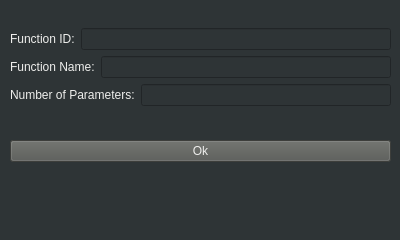
Qt form interface/Aker/addfunc.ui (zenitheesc/Aker) before a commit.
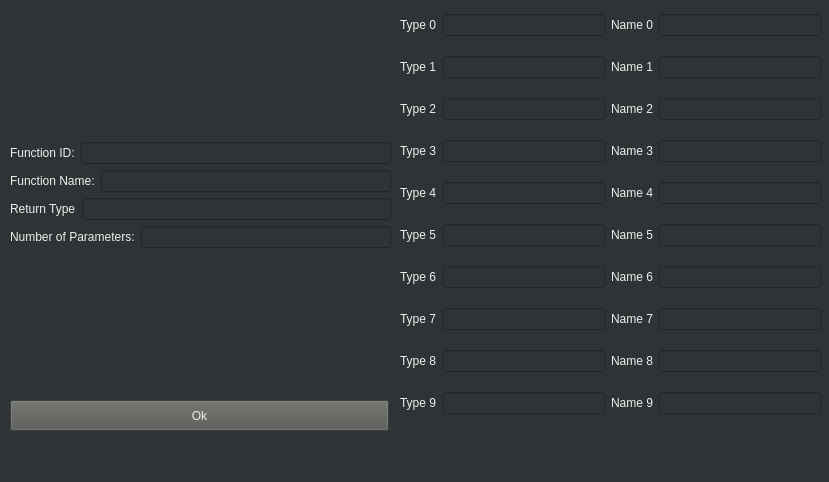
The same form after that commit.

Patch:
```diff
--- a/interface/Aker/addfunc.ui
+++ b/interface/Aker/addfunc.ui
@@ -6,8 +6,8 @@
    <rect>
     <x>0</x>
     <y>0</y>
-    <width>400</width>
-    <height>240</height>
+    <width>829</width>
+    <height>482</height>
    </rect>
   </property>
   <property name="windowTitle">
@@ -23,7 +23,7 @@
       <x>10</x>
       <y>0</y>
       <width>381</width>
-      <height>191</height>
+      <height>391</height>
      </rect>
     </property>
     <layout class="QVBoxLayout" name="verticalLayout_2">
@@ -87,6 +87,35 @@
          </item>
         </layout>
        </item>
+       <item>
+        <layout class="QHBoxLayout" name="horizontalLayout_4">
+         <item>
+          <widget class="QLabel" name="label_5">
+           <property name="styleSheet">
+            <string notr="true">color: rgb(238, 238, 236);
+font: 10pt &quot;Courier 10 Pitch&quot;;
+alternate-background-color: rgb(136, 138, 133);
+border-right-color: rgb(0, 0, 0);
+border-bottom-color: rgb(0, 0, 0);</string>
+           </property>
+           <property name="text">
+            <string>Return Type</string>
+           </property>
+          </widget>
+         </item>
+         <item>
+          <widget class="QLineEdit" name="vFuncRetType">
+           <property name="styleSheet">
+            <string notr="true">color: rgb(238, 238, 236);
+font: 10pt &quot;Courier 10 Pitch&quot;;
+alternate-background-color: rgb(136, 138, 133);
+border-right-color: rgb(0, 0, 0);
+border-bottom-color: rgb(0, 0, 0);</string>
+           </property>
+          </widget>
+         </item>
+        </layout>
+       </item>
        <item>
         <layout class="QHBoxLayout" name="horizontalLayout_3">
          <item>
@@ -118,20 +147,584 @@
        </item>
       </layout>
      </item>
-     <item>
-      <widget class="QPushButton" name="pbOk">
-       <property name="styleSheet">
-        <string notr="true">background-color: rgb(85, 87, 83);
+    </layout>
+   </widget>
+   <widget class="QPushButton" name="pbOk">
+    <property name="geometry">
+     <rect>
+      <x>10</x>
+      <y>400</y>
+      <width>379</width>
+      <height>31</height>
+     </rect>
+    </property>
+    <property name="styleSheet">
+     <string notr="true">background-color: rgb(85, 87, 83);
 color: rgb(238, 238, 236);
 font: 14pt &quot;Courier 10 Pitch&quot;;
 alternate-background-color: rgb(136, 138, 133);
 border-right-color: rgb(0, 0, 0);
 border-bottom-color: rgb(0, 0, 0);</string>
-       </property>
-       <property name="text">
-        <string>Ok</string>
-       </property>
-      </widget>
+    </property>
+    <property name="text">
+     <string>Ok</string>
+    </property>
+   </widget>
+   <widget class="QWidget" name="layoutWidget_2">
+    <property name="geometry">
+     <rect>
+      <x>400</x>
+      <y>0</y>
+      <width>421</width>
+      <height>431</height>
+     </rect>
+    </property>
+    <layout class="QVBoxLayout" name="verticalLayout_3">
+     <item>
+      <layout class="QHBoxLayout" name="horizontalLayout_18">
+       <item>
+        <widget class="QLabel" name="paramLabelType0">
+         <property name="styleSheet">
+          <string notr="true">color: rgb(238, 238, 236);
+font: 10pt &quot;Courier 10 Pitch&quot;;
+alternate-background-color: rgb(136, 138, 133);
+border-right-color: rgb(0, 0, 0);
+border-bottom-color: rgb(0, 0, 0);</string>
+         </property>
+         <property name="text">
+          <string>Type 0</string>
+         </property>
+        </widget>
+       </item>
+       <item>
+        <widget class="QLineEdit" name="vParamType0">
+         <property name="styleSheet">
+          <string notr="true">color: rgb(238, 238, 236);
+font: 10pt &quot;Courier 10 Pitch&quot;;
+alternate-background-color: rgb(136, 138, 133);
+border-right-color: rgb(0, 0, 0);
+border-bottom-color: rgb(0, 0, 0);</string>
+         </property>
+        </widget>
+       </item>
+       <item>
+        <widget class="QLabel" name="paramLabelName0">
+         <property name="styleSheet">
+          <string notr="true">color: rgb(238, 238, 236);
+font: 10pt &quot;Courier 10 Pitch&quot;;
+alternate-background-color: rgb(136, 138, 133);
+border-right-color: rgb(0, 0, 0);
+border-bottom-color: rgb(0, 0, 0);</string>
+         </property>
+         <property name="text">
+          <string>Name 0</string>
+         </property>
+        </widget>
+       </item>
+       <item>
+        <widget class="QLineEdit" name="vParamName0">
+         <property name="styleSheet">
+          <string notr="true">color: rgb(238, 238, 236);
+font: 10pt &quot;Courier 10 Pitch&quot;;
+alternate-background-color: rgb(136, 138, 133);
+border-right-color: rgb(0, 0, 0);
+border-bottom-color: rgb(0, 0, 0);</string>
+         </property>
+        </widget>
+       </item>
+      </layout>
+     </item>
+     <item>
+      <layout class="QHBoxLayout" name="horizontalLayout_6">
+       <item>
+        <widget class="QLabel" name="paramLabelType1">
+         <property name="styleSheet">
+          <string notr="true">color: rgb(238, 238, 236);
+font: 10pt &quot;Courier 10 Pitch&quot;;
+alternate-background-color: rgb(136, 138, 133);
+border-right-color: rgb(0, 0, 0);
+border-bottom-color: rgb(0, 0, 0);</string>
+         </property>
+         <property name="text">
+          <string>Type 1</string>
+         </property>
+        </widget>
+       </item>
+       <item>
+        <widget class="QLineEdit" name="vParamType1">
+         <property name="enabled">
+          <bool>true</bool>
+         </property>
+         <property name="styleSheet">
+          <string notr="true">color: rgb(238, 238, 236);
+font: 10pt &quot;Courier 10 Pitch&quot;;
+alternate-background-color: rgb(136, 138, 133);
+border-right-color: rgb(0, 0, 0);
+border-bottom-color: rgb(0, 0, 0);</string>
+         </property>
+        </widget>
+       </item>
+       <item>
+        <widget class="QLabel" name="paramLabelName1">
+         <property name="styleSheet">
+          <string notr="true">color: rgb(238, 238, 236);
+font: 10pt &quot;Courier 10 Pitch&quot;;
+alternate-background-color: rgb(136, 138, 133);
+border-right-color: rgb(0, 0, 0);
+border-bottom-color: rgb(0, 0, 0);</string>
+         </property>
+         <property name="text">
+          <string>Name 1</string>
+         </property>
+        </widget>
+       </item>
+       <item>
+        <widget class="QLineEdit" name="vParamName1">
+         <property name="styleSheet">
+          <string notr="true">color: rgb(238, 238, 236);
+font: 10pt &quot;Courier 10 Pitch&quot;;
+alternate-background-color: rgb(136, 138, 133);
+border-right-color: rgb(0, 0, 0);
+border-bottom-color: rgb(0, 0, 0);</string>
+         </property>
+        </widget>
+       </item>
+      </layout>
+     </item>
+     <item>
+      <layout class="QHBoxLayout" name="horizontalLayout_8">
+       <item>
+        <widget class="QLabel" name="paramLabelType2">
+         <property name="styleSheet">
+          <string notr="true">color: rgb(238, 238, 236);
+font: 10pt &quot;Courier 10 Pitch&quot;;
+alternate-background-color: rgb(136, 138, 133);
+border-right-color: rgb(0, 0, 0);
+border-bottom-color: rgb(0, 0, 0);</string>
+         </property>
+         <property name="text">
+          <string>Type 2</string>
+         </property>
+        </widget>
+       </item>
+       <item>
+        <widget class="QLineEdit" name="vParamType2">
+         <property name="styleSheet">
+          <string notr="true">color: rgb(238, 238, 236);
+font: 10pt &quot;Courier 10 Pitch&quot;;
+alternate-background-color: rgb(136, 138, 133);
+border-right-color: rgb(0, 0, 0);
+border-bottom-color: rgb(0, 0, 0);</string>
+         </property>
+        </widget>
+       </item>
+       <item>
+        <widget class="QLabel" name="paramLabelName2">
+         <property name="styleSheet">
+          <string notr="true">color: rgb(238, 238, 236);
+font: 10pt &quot;Courier 10 Pitch&quot;;
+alternate-background-color: rgb(136, 138, 133);
+border-right-color: rgb(0, 0, 0);
+border-bottom-color: rgb(0, 0, 0);</string>
+         </property>
+         <property name="text">
+          <string>Name 2</string>
+         </property>
+        </widget>
+       </item>
+       <item>
+        <widget class="QLineEdit" name="vParamName2">
+         <property name="styleSheet">
+          <string notr="true">color: rgb(238, 238, 236);
+font: 10pt &quot;Courier 10 Pitch&quot;;
+alternate-background-color: rgb(136, 138, 133);
+border-right-color: rgb(0, 0, 0);
+border-bottom-color: rgb(0, 0, 0);</string>
+         </property>
+        </widget>
+       </item>
+      </layout>
+     </item>
+     <item>
+      <layout class="QHBoxLayout" name="horizontalLayout_15">
+       <item>
+        <widget class="QLabel" name="paramLabelType3">
+         <property name="styleSheet">
+          <string notr="true">color: rgb(238, 238, 236);
+font: 10pt &quot;Courier 10 Pitch&quot;;
+alternate-background-color: rgb(136, 138, 133);
+border-right-color: rgb(0, 0, 0);
+border-bottom-color: rgb(0, 0, 0);</string>
+         </property>
+         <property name="text">
+          <string>Type 3</string>
+         </property>
+        </widget>
+       </item>
+       <item>
+        <widget class="QLineEdit" name="vParamType3">
+         <property name="styleSheet">
+          <string notr="true">color: rgb(238, 238, 236);
+font: 10pt &quot;Courier 10 Pitch&quot;;
+alternate-background-color: rgb(136, 138, 133);
+border-right-color: rgb(0, 0, 0);
+border-bottom-color: rgb(0, 0, 0);</string>
+         </property>
+        </widget>
+       </item>
+       <item>
+        <widget class="QLabel" name="paramLabelName3">
+         <property name="styleSheet">
+          <string notr="true">color: rgb(238, 238, 236);
+font: 10pt &quot;Courier 10 Pitch&quot;;
+alternate-background-color: rgb(136, 138, 133);
+border-right-color: rgb(0, 0, 0);
+border-bottom-color: rgb(0, 0, 0);</string>
+         </property>
+         <property name="text">
+          <string>Name 3</string>
+         </property>
+        </widget>
+       </item>
+       <item>
+        <widget class="QLineEdit" name="vParamName3">
+         <property name="styleSheet">
+          <string notr="true">color: rgb(238, 238, 236);
+font: 10pt &quot;Courier 10 Pitch&quot;;
+alternate-background-color: rgb(136, 138, 133);
+border-right-color: rgb(0, 0, 0);
+border-bottom-color: rgb(0, 0, 0);</string>
+         </property>
+        </widget>
+       </item>
+      </layout>
+     </item>
+     <item>
+      <layout class="QHBoxLayout" name="horizontalLayout_11">
+       <item>
+        <widget class="QLabel" name="paramLabelType4">
+         <property name="styleSheet">
+          <string notr="true">color: rgb(238, 238, 236);
+font: 10pt &quot;Courier 10 Pitch&quot;;
+alternate-background-color: rgb(136, 138, 133);
+border-right-color: rgb(0, 0, 0);
+border-bottom-color: rgb(0, 0, 0);</string>
+         </property>
+         <property name="text">
+          <string>Type 4</string>
+         </property>
+        </widget>
+       </item>
+       <item>
+        <widget class="QLineEdit" name="vParamType4">
+         <property name="styleSheet">
+          <string notr="true">color: rgb(238, 238, 236);
+font: 10pt &quot;Courier 10 Pitch&quot;;
+alternate-background-color: rgb(136, 138, 133);
+border-right-color: rgb(0, 0, 0);
+border-bottom-color: rgb(0, 0, 0);</string>
+         </property>
+        </widget>
+       </item>
+       <item>
+        <widget class="QLabel" name="paramLabelName4">
+         <property name="styleSheet">
+          <string notr="true">color: rgb(238, 238, 236);
+font: 10pt &quot;Courier 10 Pitch&quot;;
+alternate-background-color: rgb(136, 138, 133);
+border-right-color: rgb(0, 0, 0);
+border-bottom-color: rgb(0, 0, 0);</string>
+         </property>
+         <property name="text">
+          <string>Name 4</string>
+         </property>
+        </widget>
+       </item>
+       <item>
+        <widget class="QLineEdit" name="vParamName4">
+         <property name="styleSheet">
+          <string notr="true">color: rgb(238, 238, 236);
+font: 10pt &quot;Courier 10 Pitch&quot;;
+alternate-background-color: rgb(136, 138, 133);
+border-right-color: rgb(0, 0, 0);
+border-bottom-color: rgb(0, 0, 0);</string>
+         </property>
+        </widget>
+       </item>
+      </layout>
+     </item>
+     <item>
+      <layout class="QHBoxLayout" name="horizontalLayout_14">
+       <item>
+        <widget class="QLabel" name="paramLabelType5">
+         <property name="styleSheet">
+          <string notr="true">color: rgb(238, 238, 236);
+font: 10pt &quot;Courier 10 Pitch&quot;;
+alternate-background-color: rgb(136, 138, 133);
+border-right-color: rgb(0, 0, 0);
+border-bottom-color: rgb(0, 0, 0);</string>
+         </property>
+         <property name="text">
+          <string>Type 5</string>
+         </property>
+        </widget>
+       </item>
+       <item>
+        <widget class="QLineEdit" name="vParamType5">
+         <property name="styleSheet">
+          <string notr="true">color: rgb(238, 238, 236);
+font: 10pt &quot;Courier 10 Pitch&quot;;
+alternate-background-color: rgb(136, 138, 133);
+border-right-color: rgb(0, 0, 0);
+border-bottom-color: rgb(0, 0, 0);</string>
+         </property>
+        </widget>
+       </item>
+       <item>
+        <widget class="QLabel" name="paramLabelName5">
+         <property name="styleSheet">
+          <string notr="true">color: rgb(238, 238, 236);
+font: 10pt &quot;Courier 10 Pitch&quot;;
+alternate-background-color: rgb(136, 138, 133);
+border-right-color: rgb(0, 0, 0);
+border-bottom-color: rgb(0, 0, 0);</string>
+         </property>
+         <property name="text">
+          <string>Name 5</string>
+         </property>
+        </widget>
+       </item>
+       <item>
+        <widget class="QLineEdit" name="vParamName5">
+         <property name="styleSheet">
+          <string notr="true">color: rgb(238, 238, 236);
+font: 10pt &quot;Courier 10 Pitch&quot;;
+alternate-background-color: rgb(136, 138, 133);
+border-right-color: rgb(0, 0, 0);
+border-bottom-color: rgb(0, 0, 0);</string>
+         </property>
+        </widget>
+       </item>
+      </layout>
+     </item>
+     <item>
+      <layout class="QHBoxLayout" name="horizontalLayout_12">
+       <item>
+        <widget class="QLabel" name="paramLabelType6">
+         <property name="styleSheet">
+          <string notr="true">color: rgb(238, 238, 236);
+font: 10pt &quot;Courier 10 Pitch&quot;;
+alternate-background-color: rgb(136, 138, 133);
+border-right-color: rgb(0, 0, 0);
+border-bottom-color: rgb(0, 0, 0);</string>
+         </property>
+         <property name="text">
+          <string>Type 6</string>
+         </property>
+        </widget>
+       </item>
+       <item>
+        <widget class="QLineEdit" name="vParamType6">
+         <property name="styleSheet">
+          <string notr="true">color: rgb(238, 238, 236);
+font: 10pt &quot;Courier 10 Pitch&quot;;
+alternate-background-color: rgb(136, 138, 133);
+border-right-color: rgb(0, 0, 0);
+border-bottom-color: rgb(0, 0, 0);</string>
+         </property>
+        </widget>
+       </item>
+       <item>
+        <widget class="QLabel" name="paramLabelName6">
+         <property name="styleSheet">
+          <string notr="true">color: rgb(238, 238, 236);
+font: 10pt &quot;Courier 10 Pitch&quot;;
+alternate-background-color: rgb(136, 138, 133);
+border-right-color: rgb(0, 0, 0);
+border-bottom-color: rgb(0, 0, 0);</string>
+         </property>
+         <property name="text">
+          <string>Name 6</string>
+         </property>
+        </widget>
+       </item>
+       <item>
+        <widget class="QLineEdit" name="vParamName6">
+         <property name="styleSheet">
+          <string notr="true">color: rgb(238, 238, 236);
+font: 10pt &quot;Courier 10 Pitch&quot;;
+alternate-background-color: rgb(136, 138, 133);
+border-right-color: rgb(0, 0, 0);
+border-bottom-color: rgb(0, 0, 0);</string>
+         </property>
+        </widget>
+       </item>
+      </layout>
+     </item>
+     <item>
+      <layout class="QHBoxLayout" name="horizontalLayout_17">
+       <item>
+        <widget class="QLabel" name="paramLabelType7">
+         <property name="enabled">
+          <bool>true</bool>
+         </property>
+         <property name="styleSheet">
+          <string notr="true">color: rgb(238, 238, 236);
+font: 10pt &quot;Courier 10 Pitch&quot;;
+alternate-background-color: rgb(136, 138, 133);
+border-right-color: rgb(0, 0, 0);
+border-bottom-color: rgb(0, 0, 0);</string>
+         </property>
+         <property name="text">
+          <string>Type 7</string>
+         </property>
+        </widget>
+       </item>
+       <item>
+        <widget class="QLineEdit" name="vParamType7">
+         <property name="styleSheet">
+          <string notr="true">color: rgb(238, 238, 236);
+font: 10pt &quot;Courier 10 Pitch&quot;;
+alternate-background-color: rgb(136, 138, 133);
+border-right-color: rgb(0, 0, 0);
+border-bottom-color: rgb(0, 0, 0);</string>
+         </property>
+        </widget>
+       </item>
+       <item>
+        <widget class="QLabel" name="paramLabelName7">
+         <property name="styleSheet">
+          <string notr="true">color: rgb(238, 238, 236);
+font: 10pt &quot;Courier 10 Pitch&quot;;
+alternate-background-color: rgb(136, 138, 133);
+border-right-color: rgb(0, 0, 0);
+border-bottom-color: rgb(0, 0, 0);</string>
+         </property>
+         <property name="text">
+          <string>Name 7</string>
+         </property>
+        </widget>
+       </item>
+       <item>
+        <widget class="QLineEdit" name="vParamName7">
+         <property name="styleSheet">
+          <string notr="true">color: rgb(238, 238, 236);
+font: 10pt &quot;Courier 10 Pitch&quot;;
+alternate-background-color: rgb(136, 138, 133);
+border-right-color: rgb(0, 0, 0);
+border-bottom-color: rgb(0, 0, 0);</string>
+         </property>
+        </widget>
+       </item>
+      </layout>
+     </item>
+     <item>
+      <layout class="QHBoxLayout" name="horizontalLayout_16">
+       <item>
+        <widget class="QLabel" name="paramLabelType8">
+         <property name="styleSheet">
+          <string notr="true">color: rgb(238, 238, 236);
+font: 10pt &quot;Courier 10 Pitch&quot;;
+alternate-background-color: rgb(136, 138, 133);
+border-right-color: rgb(0, 0, 0);
+border-bottom-color: rgb(0, 0, 0);</string>
+         </property>
+         <property name="text">
+          <string>Type 8</string>
+         </property>
+        </widget>
+       </item>
+       <item>
+        <widget class="QLineEdit" name="vParamType8">
+         <property name="styleSheet">
+          <string notr="true">color: rgb(238, 238, 236);
+font: 10pt &quot;Courier 10 Pitch&quot;;
+alternate-background-color: rgb(136, 138, 133);
+border-right-color: rgb(0, 0, 0);
+border-bottom-color: rgb(0, 0, 0);</string>
+         </property>
+        </widget>
+       </item>
+       <item>
+        <widget class="QLabel" name="paramLabelName8">
+         <property name="styleSheet">
+          <string notr="true">color: rgb(238, 238, 236);
+font: 10pt &quot;Courier 10 Pitch&quot;;
+alternate-background-color: rgb(136, 138, 133);
+border-right-color: rgb(0, 0, 0);
+border-bottom-color: rgb(0, 0, 0);</string>
+         </property>
+         <property name="text">
+          <string>Name 8</string>
+         </property>
+        </widget>
+       </item>
+       <item>
+        <widget class="QLineEdit" name="vParamName8">
+         <property name="styleSheet">
+          <string notr="true">color: rgb(238, 238, 236);
+font: 10pt &quot;Courier 10 Pitch&quot;;
+alternate-background-color: rgb(136, 138, 133);
+border-right-color: rgb(0, 0, 0);
+border-bottom-color: rgb(0, 0, 0);</string>
+         </property>
+        </widget>
+       </item>
+      </layout>
+     </item>
+     <item>
+      <layout class="QHBoxLayout" name="horizontalLayout_9">
+       <item>
+        <widget class="QLabel" name="paramLabelType9">
+         <property name="styleSheet">
+          <string notr="true">color: rgb(238, 238, 236);
+font: 10pt &quot;Courier 10 Pitch&quot;;
+alternate-background-color: rgb(136, 138, 133);
+border-right-color: rgb(0, 0, 0);
+border-bottom-color: rgb(0, 0, 0);</string>
+         </property>
+         <property name="text">
+          <string>Type 9</string>
+         </property>
+        </widget>
+       </item>
+       <item>
+        <widget class="QLineEdit" name="vParamType9">
+         <property name="styleSheet">
+          <string notr="true">color: rgb(238, 238, 236);
+font: 10pt &quot;Courier 10 Pitch&quot;;
+alternate-background-color: rgb(136, 138, 133);
+border-right-color: rgb(0, 0, 0);
+border-bottom-color: rgb(0, 0, 0);</string>
+         </property>
+        </widget>
+       </item>
+       <item>
+        <widget class="QLabel" name="paramLabelName9">
+         <property name="styleSheet">
+          <string notr="true">color: rgb(238, 238, 236);
+font: 10pt &quot;Courier 10 Pitch&quot;;
+alternate-background-color: rgb(136, 138, 133);
+border-right-color: rgb(0, 0, 0);
+border-bottom-color: rgb(0, 0, 0);</string>
+         </property>
+         <property name="text">
+          <string>Name 9</string>
+         </property>
+        </widget>
+       </item>
+       <item>
+        <widget class="QLineEdit" name="vParamName9">
+         <property name="styleSheet">
+          <string notr="true">color: rgb(238, 238, 236);
+font: 10pt &quot;Courier 10 Pitch&quot;;
+alternate-background-color: rgb(136, 138, 133);
+border-right-color: rgb(0, 0, 0);
+border-bottom-color: rgb(0, 0, 0);</string>
+         </property>
+        </widget>
+       </item>
+      </layout>
      </item>
     </layout>
    </widget>
```
Left out of the diff: 4 changed lines with no effect on the pictures.
